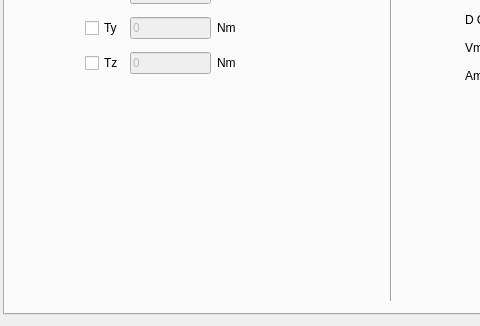
This is mainwindow.ui in lg609/force_control_assistant_tool as Qt 5 draws it before an edit; both pictures show x 0 to 480 and y 296 to 622 of the 848 by 622 pixel window. The edited form follows.
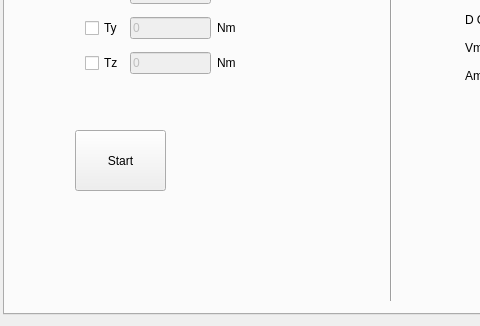
This is the edited form. The open tabs and pages were chosen to show the change.

```diff
--- a/mainwindow.ui
+++ b/mainwindow.ui
@@ -2298,6 +2298,19 @@
       <enum>Qt::Vertical</enum>
      </property>
     </widget>
+    <widget class="QPushButton" name="pushButton">
+     <property name="geometry">
+      <rect>
+       <x>70</x>
+       <y>390</y>
+       <width>91</width>
+       <height>61</height>
+      </rect>
+     </property>
+     <property name="text">
+      <string>Start</string>
+     </property>
+    </widget>
    </widget>
    <widget class="QWidget" name="tab_4">
     <attribute name="title">
```
Left out of the diff: 2 changed lines with no effect on the pictures.
